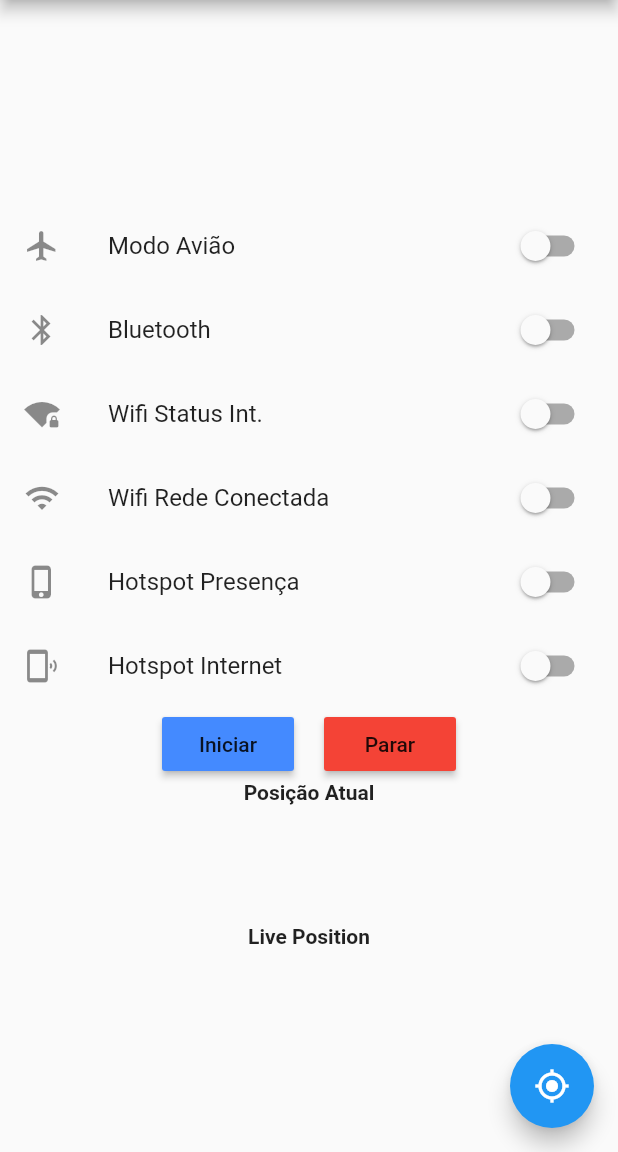
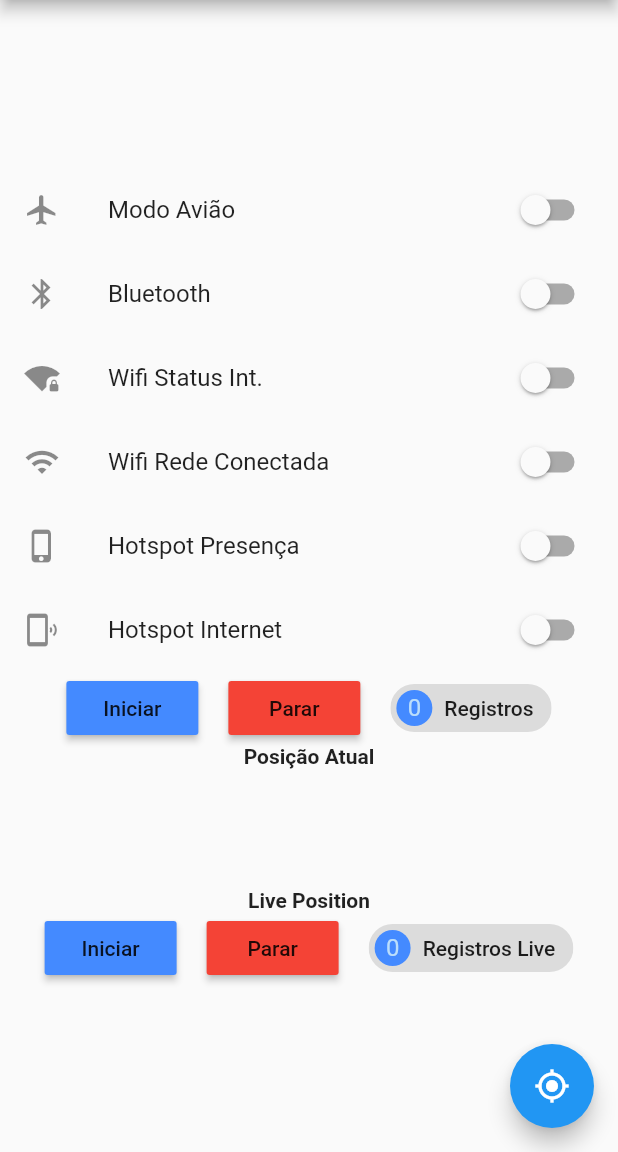
Before and after one commit to LeoAlvarenga/Location_teste, a Flutter app: the screen it shows after launch, after a tap on "Parar", on a phone screen of 412 x 824 dp, the part 84-1236 px from its top. Run offline on Flutter 3.47's test engine with Material 2 defaults, Android fonts, the phone set to English and light mode, and no system bars; our stand-ins replace geolocator.

Commit message:
Adicionando Contador de Registros

```diff
--- a/lib/main.dart
+++ b/lib/main.dart
@@ -53,6 +53,8 @@ class _MyHomePageState extends State<MyHomePage> {
   var _currentPosition;
   var _livePosition;
   var _geoStatus;
+  var _registros = 0;
+  var _registrosLive = 0;
 
   bool _modoAviao = false;
   bool _bluetooth = false;
@@ -198,6 +200,16 @@ class _MyHomePageState extends State<MyHomePage> {
                   onPressed: _destroyLiveLocationSubscribe,
                   color: Colors.red,
                 ),
+                SizedBox(
+                  width: 20,
+                ),
+                Chip(
+                  avatar: CircleAvatar(
+                    backgroundColor: Colors.blueAccent,
+                    child: Text(_registros.toString()),
+                  ),
+                  label: Text('Registros'),
+                )
                 // RaisedButton(
                 //   child: Text('Best'),
                 //   onPressed: _getCurrentLocation(2),
@@ -250,35 +262,42 @@ class _MyHomePageState extends State<MyHomePage> {
               Text('Altitude: ${_livePosition.altitude}'),
             if (_livePosition != null)
               Text('TimeStamp ${_livePosition.timestamp}'),
-            //  Row(
-            //    mainAxisAlignment: MainAxisAlignment.center,
-            //   children: <Widget>[
-            //     RaisedButton(
-            //       child: Text('High'),
-            //       onPressed: _getLiveLocation(1),
-            //     ),
-            //     RaisedButton(
-            //       child: Text('Best'),
-            //       onPressed: _getLiveLocation(2),
-            //     ),
-            //     RaisedButton(
-            //       child: Text('BFN'),
-            //       onPressed: _getLiveLocation(3),
-            //     ),
-            //   ],
-            // ),
-            //     Text('Status', style: TextStyle(fontWeight: FontWeight.bold),),
-            //     if(_geoStatus != null)
-            //       Text(_geoStatus),
-            //       RaisedButton(
-            //         child: Text('Get Status'),
-            //         onPressed: _getStatus(),
-            //       )
+            Row(
+              crossAxisAlignment: CrossAxisAlignment.center,
+              mainAxisAlignment: MainAxisAlignment.center,
+              children: <Widget>[
+                RaisedButton(
+                  child: Text('Iniciar'),
+                  onPressed: () => _getLiveLocation(3),
+                  color: Colors.blueAccent,
+                ),
+                SizedBox(
+                  width: 20,
+                ),
+                RaisedButton(
+                  child: Text('Parar'),
+                  onPressed: _destroyLiveLocationSubscribe,
+                  color: Colors.red,
+                ),
+                SizedBox(
+                  width: 20,
+                ),
+                Chip(
+                  avatar: CircleAvatar(
+                    backgroundColor: Colors.blueAccent,
+                    child: Text(_registrosLive.toString()),
+                  ),
+                  label: Text('Registros Live'),
+                )
+              ],
+            ),
           ],
         ),
       ),
       floatingActionButton: FloatingActionButton(
-        onPressed: _printJson,
+        onPressed: () {
+          _printJson();
+        },
         tooltip: 'Increment',
         child: Icon(Icons.gps_fixed),
       ), // This trailing comma makes auto-formatting nicer for build methods.
@@ -300,10 +319,11 @@ class _MyHomePageState extends State<MyHomePage> {
       setState(() {
         _currentPosition = position;
         _addList(_currentPosition);
+        _registros++;
       });
     }).catchError((e) {
       print(e);
-      _neverSatisfied(e);
+      _neverSatisfied("ERRO",e);
     });
   }
 
@@ -323,7 +343,7 @@ class _MyHomePageState extends State<MyHomePage> {
       });
     }).catchError((e) {
       print(e);
-      _neverSatisfied(e);
+      _neverSatisfied("ERRO",e);
     });
   }
 
@@ -340,13 +360,19 @@ class _MyHomePageState extends State<MyHomePage> {
       setState(() {
         _livePosition = position;
         _addList(_livePosition);
+        _registrosLive++;
       });
     });
   }
 
   void _destroyLiveLocationSubscribe() {
     print("cancelando subscribe");
-    positionStream.cancel();
+    if(positionStream != null)
+      positionStream.cancel();
+    setState(() {
+      _registros = 0;
+      _registrosLive = 0;
+    });
   }
 
   // _getStatus() async {
@@ -436,15 +462,16 @@ class _MyHomePageState extends State<MyHomePage> {
       _dataList = [];
     });
     _saveData();
+    _neverSatisfied("Resetar","JSON resetado");
   }
 
-  Future<void> _neverSatisfied(e) async {
+  Future<void> _neverSatisfied(String titulo,e) async {
     return showDialog<void>(
       context: context,
       barrierDismissible: false, // user must tap button!
       builder: (BuildContext context) {
         return AlertDialog(
-          title: Text('Erro'),
+          title: Text(titulo),
           content: SingleChildScrollView(
             child: ListBody(
               children: <Widget>[
```
